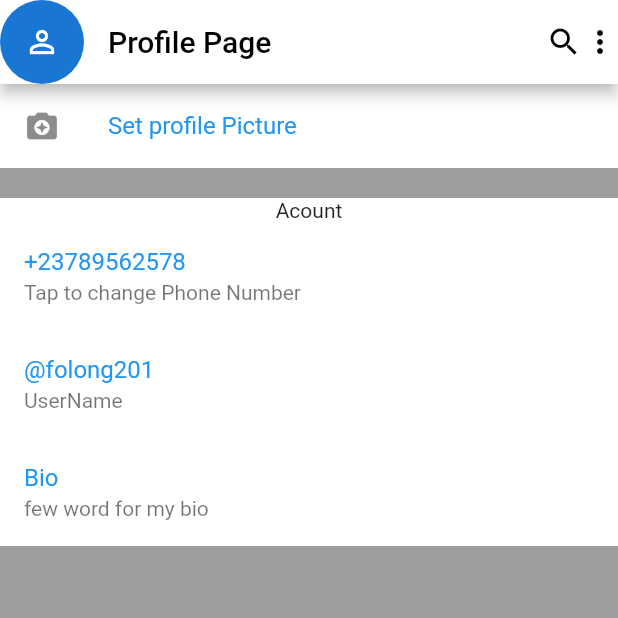
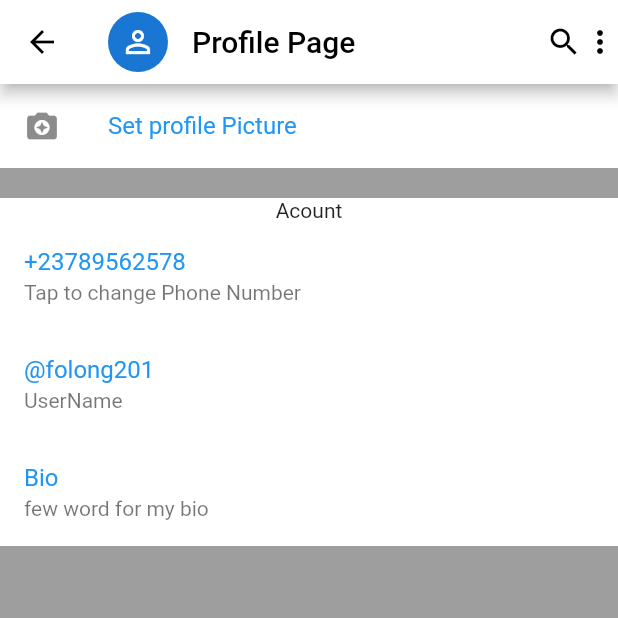
Before and after one commit to folong201/telegramui, a Flutter app: the Profile screen opened by its route, on a phone screen of 412 x 824 dp, the top half of it. Run offline on Flutter 3.47's test engine with Material 2 defaults, Android fonts, the phone set to English and light mode, and no system bars; network calls fail.

Commit message:
telegramm ui

```diff
--- a/lib/profile.dart
+++ b/lib/profile.dart
@@ -23,8 +23,13 @@ class _ProfileState extends State<Profile> {
             Icon(Icons.search_outlined),
             Icon(Icons.more_vert)
           ],
-          title: Text("Profile Page",style: TextStyle(color: Colors.black),),
-          leading: CircleAvatar(child: Icon(Icons.person_outline)),
+          title:Row(
+            children: [
+           CircleAvatar(child: Icon(Icons.person_outline)),
+           SizedBox(width: 16,),
+               Text("Profile Page",style: TextStyle(color: Colors.black),),
+            ],
+          )
 
         ),
         body: Column(
```
Also changed, not shown: lib/chat.dart (+36 -15 lines), lib/main.dart (+10 -11 lines), pubspec.lock, 1 other file.
